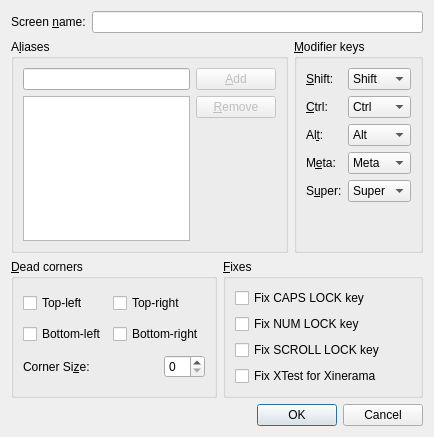
Above: src/gui/src/ScreenSettingsDialogBase.ui from deskflow/deskflow before the change. Below: the same form after it.
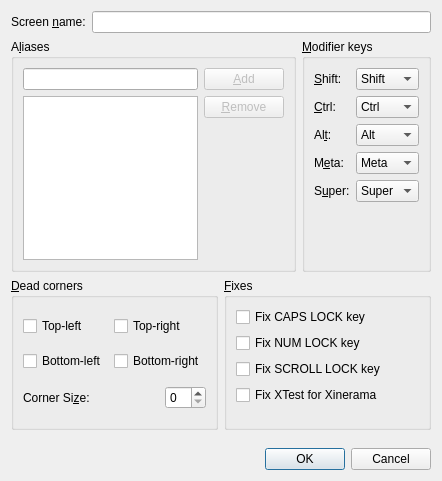
That is the form after the change.

Commit message:
SYNERGY-688 all the text in all the windows should have the same font and size (#6942)
* SYNERGY-688 All the text in all the windows should have the same font and size

* SYNERGY-688 Use paddings instead of margins

* Update ChangeLog

```diff
--- a/src/gui/src/ScreenSettingsDialogBase.ui
+++ b/src/gui/src/ScreenSettingsDialogBase.ui
@@ -6,8 +6,8 @@
    <rect>
     <x>0</x>
     <y>0</y>
-    <width>434</width>
-    <height>437</height>
+    <width>442</width>
+    <height>481</height>
    </rect>
   </property>
   <property name="windowTitle">
@@ -38,6 +38,11 @@
        <property name="enabled">
         <bool>true</bool>
        </property>
+       <property name="font">
+        <font>
+         <kerning>false</kerning>
+        </font>
+       </property>
        <property name="title">
         <string>A&amp;liases</string>
        </property>
@@ -93,6 +98,11 @@
      </item>
      <item>
       <widget class="QGroupBox" name="m_pGroupModifiers">
+       <property name="font">
+        <font>
+         <kerning>true</kerning>
+        </font>
+       </property>
        <property name="title">
         <string>&amp;Modifier keys</string>
        </property>
@@ -354,6 +364,11 @@
     <layout class="QHBoxLayout">
      <item>
       <widget class="QGroupBox" name="m_pGroupSwitchCorners">
+       <property name="font">
+        <font>
+         <kerning>true</kerning>
+        </font>
+       </property>
        <property name="title">
         <string>&amp;Dead corners</string>
        </property>
@@ -424,6 +439,11 @@
      </item>
      <item>
       <widget class="QGroupBox" name="m_pGroupFixes">
+       <property name="font">
+        <font>
+         <kerning>true</kerning>
+        </font>
+       </property>
        <property name="title">
         <string>&amp;Fixes</string>
        </property>
```
The commit also changes 5 other files.
